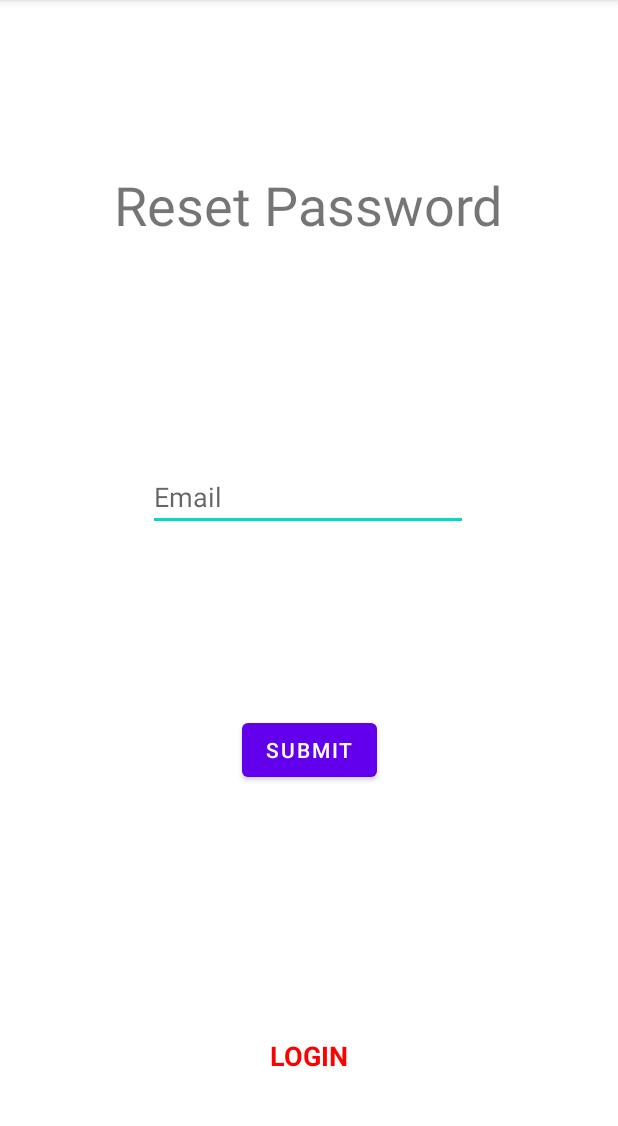
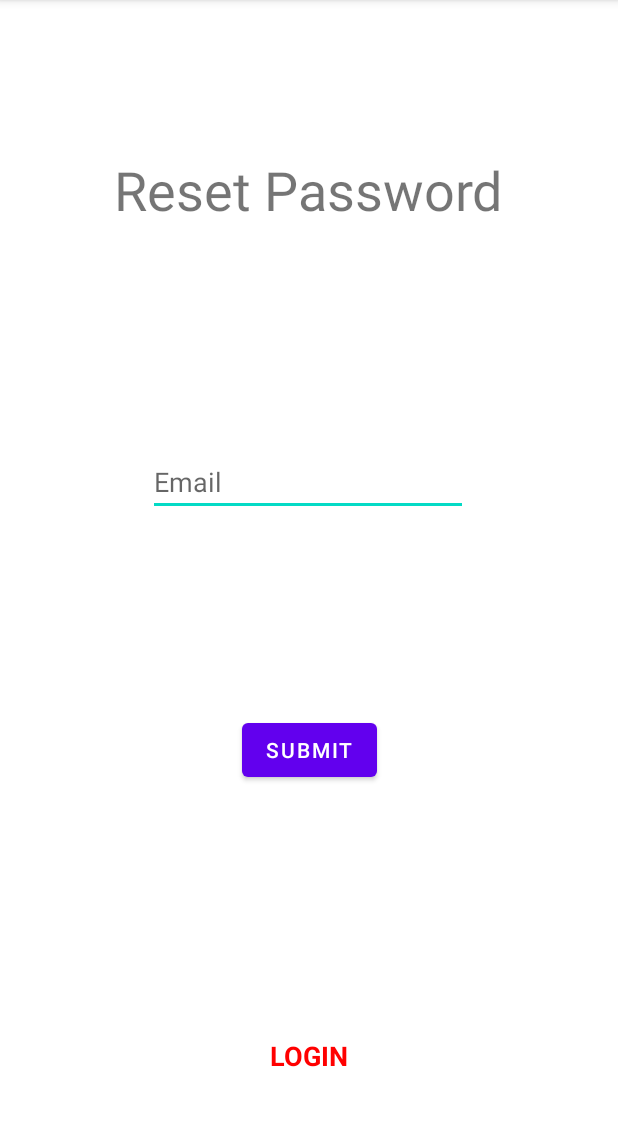
Before and after one commit to MatijaBenko/LightHouse_Fitness, an Android app: the Password_Reset_Activity screen opened directly, with no data from a screen before it, on a phone screen of 412 x 824 dp, the part 84-1210 px from its top. Run offline under Robolectric (Android 15) with nearby library versions, the phone set to English and light mode, and no system bars; our stand-ins replace Firebase (no records; nobody signed in at launch, a user with empty details on screens opened directly).

Commit message:
Possible Fix for Error: @+id/Text_Register_User_Name is not a sibling in the same ConstraintLayout [NotSibling]

```diff
--- a/app/src/main/res/layout/activity_password__reset.xml
+++ b/app/src/main/res/layout/activity_password__reset.xml
@@ -25,15 +25,14 @@
         android:id="@+id/textView_Register_Title2"
         android:layout_width="wrap_content"
         android:layout_height="wrap_content"
-        android:layout_marginTop="112dp"
         android:text="Reset Password"
         android:textSize="36sp"
-        app:layout_constraintBottom_toTopOf="@+id/Text_Register_User_Name"
+        app:layout_constraintBottom_toBottomOf="parent"
         app:layout_constraintEnd_toEndOf="parent"
         app:layout_constraintHorizontal_bias="0.496"
         app:layout_constraintStart_toStartOf="parent"
         app:layout_constraintTop_toTopOf="parent"
-        app:layout_constraintVertical_bias="0.0" />
+        app:layout_constraintVertical_bias="0.142" />
 
     <EditText
         android:id="@+id/editText_UserEmail"
```
